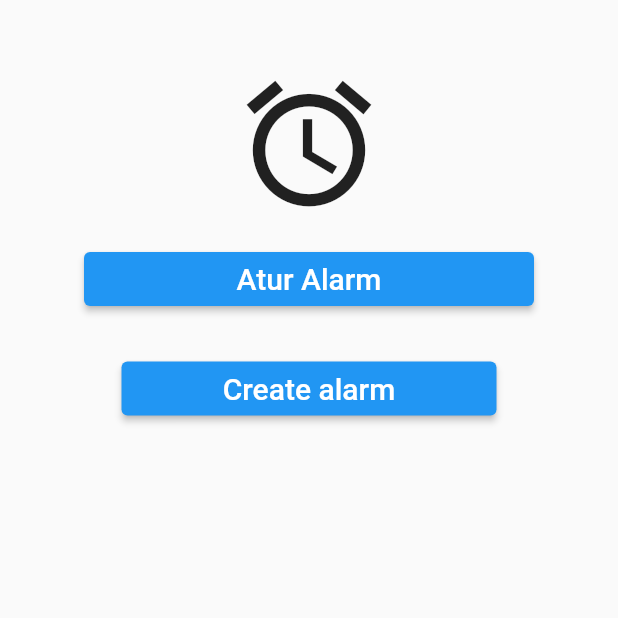
After one commit to Cheshvan7/dummy-proyek, a Flutter app: the screen it shows once a user with an empty profile is signed in, after a tap on the "alarm add" icon, on a phone screen of 412 x 824 dp, the top half of it. The commit adds this screen. Run offline on Flutter 3.47's test engine with Material 2 defaults, Android fonts, the phone set to English and light mode, and no system bars; our stand-ins replace assets_audio_player, cloud_firestore, firebase_auth, firebase_core, flutter_countdown_timer, youtube_player_flutter; missing offline and left inert: flutter_alarm_clock; accounts and stored records are empty; network calls fail.

Commit message:
update alarm

```diff
--- /dev/null
+++ b/proyek/lib/alarm.dart
@@ -0,0 +1,116 @@
+import 'package:flutter/material.dart';
+import 'package:flutter/src/widgets/framework.dart';
+import 'package:flutter/src/foundation/key.dart';
+import 'package:flutter_alarm_clock/flutter_alarm_clock.dart';
+
+void main() {
+  runApp(const alarm());
+}
+
+class alarm extends StatefulWidget {
+  const alarm({Key? key}) : super(key: key);
+
+  @override
+  State<alarm> createState() => _alarmState();
+}
+
+class _alarmState extends State<alarm> {
+  TextEditingController jamController = TextEditingController();
+  TextEditingController menitController = TextEditingController();
+  int jam = 0;
+  int menit = 0;
+  TimeOfDay _time = TimeOfDay.now();
+  late TimeOfDay picked;
+
+  Future<Null> selectTime(BuildContext context) async {
+    picked = (await showTimePicker(
+      context: context,
+      initialTime: _time,
+    ))!;
+    setState(() {
+      _time = picked;
+      String j = _time.hour.toString();
+      String m = _time.minute.toString();
+      jam = int.parse(j);
+      menit = int.parse(m);
+      print(picked);
+    });
+  }
+
+  @override
+  void initState() {
+    super.initState();
+  }
+
+  @override
+  Widget build(BuildContext context) {
+    return MaterialApp(
+      home: Scaffold(
+          body: Center(
+        child: Column(
+          children: <Widget>[
+            SizedBox(height: 30),
+            Column(
+              mainAxisAlignment: MainAxisAlignment.center,
+              children: [
+                Padding(
+                  padding: EdgeInsets.fromLTRB(0, 16, 0, 0),
+                ),
+                Icon(
+                  Icons.alarm,
+                  size: 100,
+                ),
+                Padding(
+                  padding: EdgeInsets.fromLTRB(0, 16, 0, 0),
+                ),
+                Container(
+                  width: 300,
+                  child: ElevatedButton(
+                    onPressed: () {
+                      selectTime(context);
+                    },
+                    child: Text(
+                      "Atur Alarm",
+                      style: TextStyle(fontSize: 20),
+                    ),
+                  ),
+                )
+              ],
+            ),
+            Container(
+              width: 250,
+              margin: const EdgeInsets.all(25),
+              child: ElevatedButton(
+                child: const Text(
+                  'Create alarm',
+                  style: TextStyle(fontSize: 20.0),
+                ),
+                onPressed: () {
+                  FlutterAlarmClock.createAlarm(jam, menit,
+                      title: "Waktunya Olahraga");
+                },
+              ),
+            ),
+          ],
+        ),
+      )
+          // Container(
+          //   margin: const EdgeInsets.all(25),
+          //   child: TextButton(
+          //     child: const Text(
+          //       'Set Alarm',
+          //       style: TextStyle(fontSize: 20.0),
+          //     ),
+          //     onPressed: () {
+          //       int jam;
+          //       int menit;
+          //       jam = int.parse(jamController.text);
+          //       menit = int.parse(menitController.text);
+          //       FlutterAlarmClock.createAlarm(jam, menit);
+          //     },
+          //   ),
+          // ),
+          ),
+    );
+  }
+}
--- a/proyek/lib/pages/HomePage.dart
+++ b/proyek/lib/pages/HomePage.dart
@@ -1,5 +1,6 @@
 import 'package:flutter/material.dart';
 import 'package:proyek/pilihor.dart';
+import 'package:proyek/alarm.dart';
 //import 'package:carousel_slider/carousel_slider.dart';
 
 class HomePage extends StatefulWidget {
@@ -16,6 +17,27 @@ class _HomePageState extends State<HomePage> {
       appBar: AppBar(
         title: Text("Home"),
         centerTitle: true,
+        actions: <Widget>[
+          Padding(
+            padding: EdgeInsets.only(right: 8.0),
+            child: GestureDetector(
+              onTap: () {
+                Navigator.push(
+                    context, MaterialPageRoute(builder: (context) => alarm()));
+              },
+              child: IconButton(
+                icon: Icon(
+                  Icons.alarm_add_outlined,
+                  color: Colors.white,
+                ),
+                onPressed: () {
+                  Navigator.push(context,
+                      MaterialPageRoute(builder: (context) => alarm()));
+                },
+              ),
+            ),
+          )
+        ],
       ),
       body: Column(
         crossAxisAlignment: CrossAxisAlignment.stretch,
--- a/proyek/pubspec.yaml
+++ b/proyek/pubspec.yaml
@@ -42,6 +42,7 @@ dependencies:
   flutter_countdown_timer: ^4.1.0
   assets_audio_player: ^3.0.4+3
   intl: ^0.17.0
+  flutter_alarm_clock: ^0.0.2
 
 dev_dependencies:
   flutter_test:
```
Also changed, not shown: proyek/lib/home.dart (+3 -7 lines), proyek/pubspec.lock, 1 other file.
